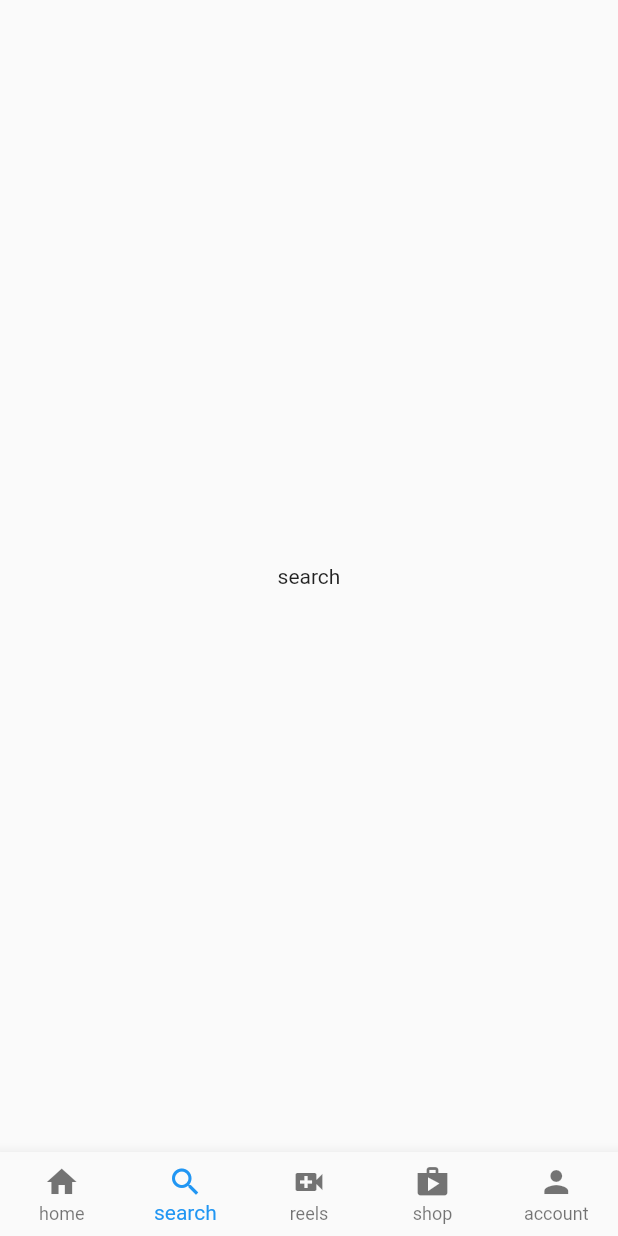
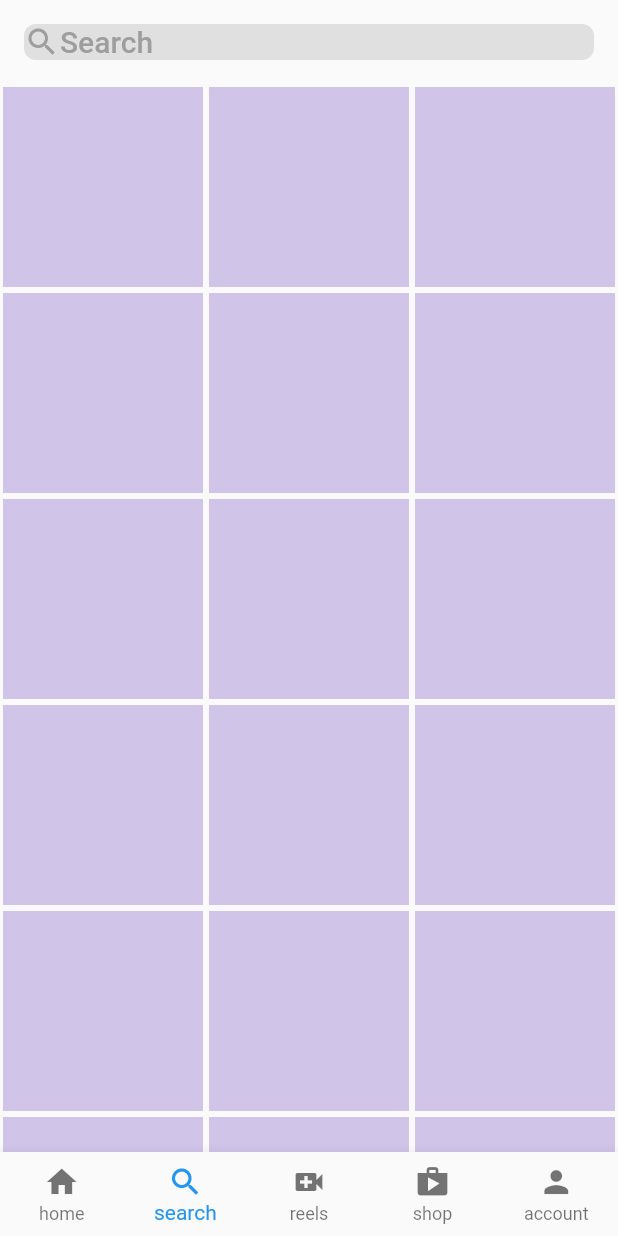
Before and after one commit to ashen8981/Instagram_Clone_UI, a Flutter app: the screen it shows after launch, item 2 of the bottom bar chosen, on a phone screen of 412 x 824 dp. Run offline on Flutter 3.47's test engine with Material 2 defaults, Android fonts, the phone set to English and light mode, and no system bars.

Commit message:
Search bar is done........

```diff
--- a/lib/pages/search.dart
+++ b/lib/pages/search.dart
@@ -1,4 +1,5 @@
 import 'package:flutter/material.dart';
+import 'package:instagram_clone_ui/util/explore_grid.dart';
 
 class UserSearch extends StatelessWidget {
   const UserSearch({Key? key}) : super(key: key);
@@ -6,7 +7,25 @@ class UserSearch extends StatelessWidget {
   @override
   Widget build(BuildContext context) {
     return Scaffold(
-      body: Center(child:Text("search")),
+      appBar: AppBar(
+        backgroundColor: Colors.transparent,
+        elevation: 0,
+        title: ClipRRect(
+          borderRadius: BorderRadius.circular(8),
+          child: Container(
+            color: Colors.grey[300],
+            child: Row(
+              children: [
+                Icon(Icons.search,color: Colors.grey[500],),
+                Container(
+                  child: Text('Search',style: TextStyle(color: Colors.grey[500]),),
+                ),
+              ],
+            ),
+          ),
+        ),
+      ),
+      body: ExploreGrid(),
     );
   }
 }
--- /dev/null
+++ b/lib/util/explore_grid.dart
@@ -0,0 +1,20 @@
+import 'package:flutter/material.dart';
+
+class ExploreGrid extends StatelessWidget {
+  const ExploreGrid({Key? key}) : super(key: key);
+
+  @override
+  Widget build(BuildContext context) {
+    return GridView.builder(
+        itemCount: 20,
+        gridDelegate: SliverGridDelegateWithFixedCrossAxisCount(crossAxisCount: 3),
+        itemBuilder: (context,index){
+          return Padding(
+            padding: const EdgeInsets.all(2.0),
+            child: Container(
+              color: Colors.deepPurple[100],
+            ),
+          );
+        });
+  }
+}
```
